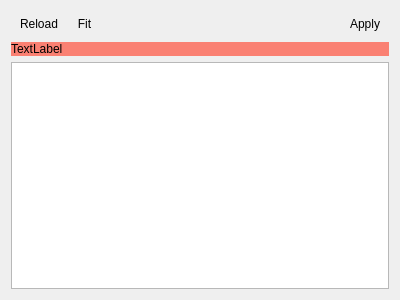
This is quickevent/app/quickevent/plugins/Event/src/services/qx/qxlateregistrationswidget.ui in sakhnik/quickbox as Qt 5 draws it before an edit. The edited form follows.
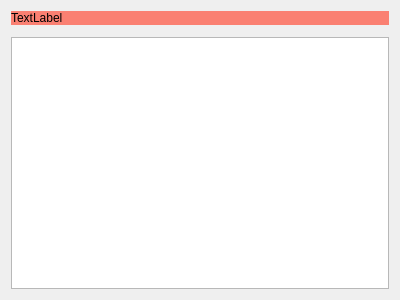
This is the edited form. Icons and pictures are not drawn. Custom widgets are drawn as their Qt base class.

Patch:
```diff
--- a/quickevent/app/quickevent/plugins/Event/src/services/qx/qxlateregistrationswidget.ui
+++ b/quickevent/app/quickevent/plugins/Event/src/services/qx/qxlateregistrationswidget.ui
@@ -14,106 +14,6 @@
    <string>Form</string>
   </property>
   <layout class="QVBoxLayout" name="verticalLayout">
-   <item>
-    <widget class="QFrame" name="frame">
-     <property name="frameShape">
-      <enum>QFrame::Shape::NoFrame</enum>
-     </property>
-     <property name="frameShadow">
-      <enum>QFrame::Shadow::Raised</enum>
-     </property>
-     <layout class="QHBoxLayout" name="horizontalLayout">
-      <property name="spacing">
-       <number>5</number>
-      </property>
-      <property name="leftMargin">
-       <number>2</number>
-      </property>
-      <property name="topMargin">
-       <number>2</number>
-      </property>
-      <property name="rightMargin">
-       <number>2</number>
-      </property>
-      <property name="bottomMargin">
-       <number>2</number>
-      </property>
-      <item>
-       <widget class="QToolButton" name="btReload">
-        <property name="text">
-         <string>Reload</string>
-        </property>
-        <property name="icon">
-         <iconset resource="../../../../../../../../libqf/libqfqmlwidgets/images/flat/qf_qmlwidgets_images_flat.qrc">
-          <normaloff>:/qf/qmlwidgets/images/flat/reload.svg</normaloff>:/qf/qmlwidgets/images/flat/reload.svg</iconset>
-        </property>
-        <property name="iconSize">
-         <size>
-          <width>24</width>
-          <height>24</height>
-         </size>
-        </property>
-        <property name="autoRaise">
-         <bool>true</bool>
-        </property>
-       </widget>
-      </item>
-      <item>
-       <widget class="QToolButton" name="btResizeColumns">
-        <property name="text">
-         <string>Fit</string>
-        </property>
-        <property name="icon">
-         <iconset resource="../../../../../../../../libqf/libqfqmlwidgets/images/flat/qf_qmlwidgets_images_flat.qrc">
-          <normaloff>:/qf/qmlwidgets/images/flat/zoom_fitwidth.svg</normaloff>:/qf/qmlwidgets/images/flat/zoom_fitwidth.svg</iconset>
-        </property>
-        <property name="iconSize">
-         <size>
-          <width>24</width>
-          <height>24</height>
-         </size>
-        </property>
-        <property name="autoRaise">
-         <bool>true</bool>
-        </property>
-       </widget>
-      </item>
-      <item>
-       <spacer name="horizontalSpacer">
-        <property name="orientation">
-         <enum>Qt::Orientation::Horizontal</enum>
-        </property>
-        <property name="sizeHint" stdset="0">
-         <size>
-          <width>40</width>
-          <height>20</height>
-         </size>
-        </property>
-       </spacer>
-      </item>
-      <item>
-       <widget class="QToolButton" name="btApply">
-        <property name="text">
-         <string>Apply</string>
-        </property>
-        <property name="icon">
-         <iconset resource="../../../../../../../../libqf/libqfqmlwidgets/images/flat/qf_qmlwidgets_images_flat.qrc">
-          <normaloff>:/qf/qmlwidgets/images/flat/media-play.svg</normaloff>:/qf/qmlwidgets/images/flat/media-play.svg</iconset>
-        </property>
-        <property name="iconSize">
-         <size>
-          <width>24</width>
-          <height>24</height>
-         </size>
-        </property>
-        <property name="autoRaise">
-         <bool>true</bool>
-        </property>
-       </widget>
-      </item>
-     </layout>
-    </widget>
-   </item>
    <item>
     <widget class="QLabel" name="lblErrorMsg">
      <property name="styleSheet">
@@ -128,12 +28,26 @@
     </widget>
    </item>
    <item>
-    <widget class="QTableView" name="tableView"/>
+    <widget class="qf::qmlwidgets::TableViewToolBar" name="toolbar" native="true"/>
+   </item>
+   <item>
+    <widget class="qf::qmlwidgets::TableView" name="tableView"/>
    </item>
   </layout>
  </widget>
- <resources>
-  <include location="../../../../../../../../libqf/libqfqmlwidgets/images/flat/qf_qmlwidgets_images_flat.qrc"/>
- </resources>
+ <customwidgets>
+  <customwidget>
+   <class>qf::qmlwidgets::TableView</class>
+   <extends>QTableView</extends>
+   <header location="global">qf/qmlwidgets/tableview.h</header>
+  </customwidget>
+  <customwidget>
+   <class>qf::qmlwidgets::TableViewToolBar</class>
+   <extends>QWidget</extends>
+   <header location="global">qf/qmlwidgets/tableviewtoolbar.h</header>
+   <container>1</container>
+  </customwidget>
+ </customwidgets>
+ <resources/>
  <connections/>
 </ui>
```
